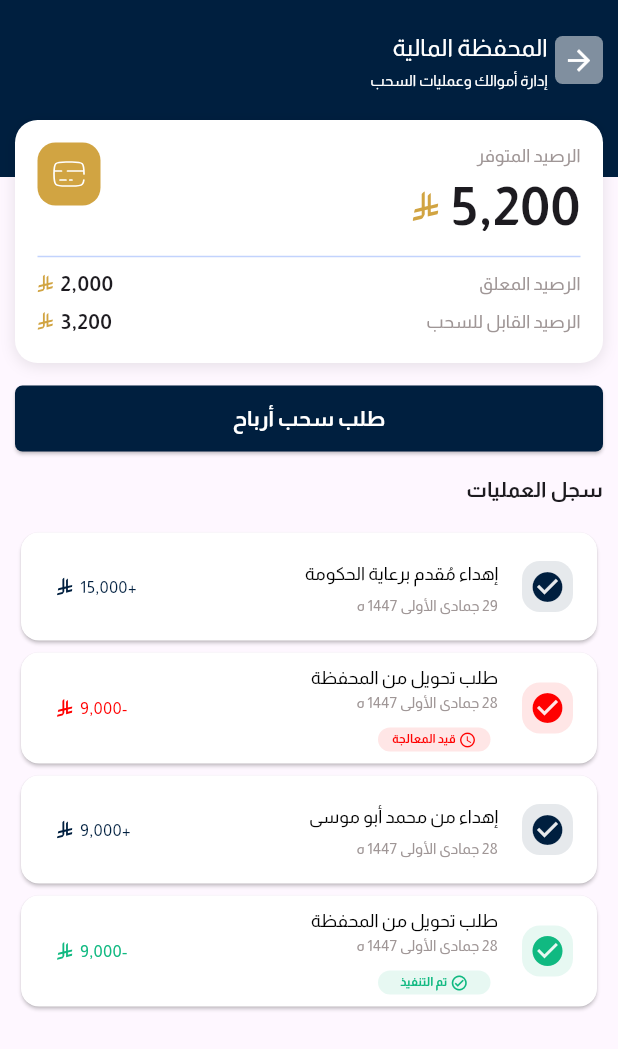
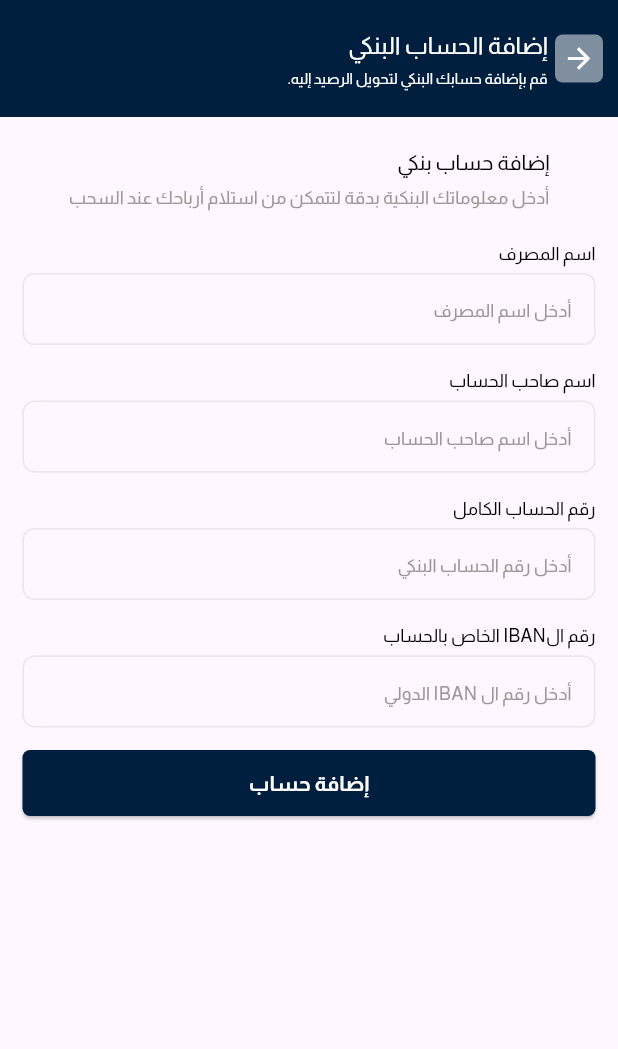
Before and after one commit to MOMEN343/tasks, a Flutter app: the screen it shows after launch, on a phone screen of 412 x 824 dp. Shown: the top 1049 px of the screen. Run offline on Flutter 3.47's test engine with Material 3 defaults, Android fonts, the phone set to English and light mode, and no system bars; our stand-ins replace dotted_border, flutter_svg, font_awesome_flutter, intl_phone_field, pinput.

Commit message:
feat: add bank account screen

```diff
--- a/lib/core/managers/manager_strings.dart
+++ b/lib/core/managers/manager_strings.dart
@@ -274,6 +274,7 @@ class ManagerStrings {
   static const String completedTransactionStatus = "تم التنفيذ";
   static const String inProgressTransactionStatus = "قيد المعالجة";
 
+  //newWithdrawalScreen
   static const String newWithdrawalScreenTitle = "طلب سحب";
   static const String newWithdrawalScreenSubTitle =
       "أدخل قيمة السحب وتابع العملية.";
@@ -292,10 +293,33 @@ class ManagerStrings {
   static const String changeBankAccount = "تغيير الحساب";
   static const String confirmWithdrawal = "تأكيد السحب";
 
-  static const String confirmWithdrawalDilogTitle = "تأكيد إرسال الطلب";
-  static const String confirmWithdrawalDilogsubTitle =
+  static const String confirmWithdrawalDialogTitle = "تأكيد إرسال الطلب";
+  static const String confirmWithdrawalDialogsubTitle =
       "هل أنت متأكد من إرسال طلب السحب؟ تأكد من صحة جميع البيانات قبل المتابعة.";
 
   static const String confirm = "تأكيد ";
   static const String willtransferIn = "سيتم التحويل خلال 1- 3 أيام عمل";
+
+  //Add Bank Account Screen
+  static const String addBankAccountScreenTitle = "إضافة الحساب البنكي";
+  static const String addBankAccountScreenSubTitle =
+      "قم بإضافة حسابك البنكي لتحويل الرصيد إليه.";
+
+  static const String addBankAccount = "إضافة حساب بنكي";
+  static const String enterYourBankAccountInfo =
+      "أدخل معلوماتك البنكية بدقة لتتمكن من استلام أرباحك عند السحب";
+
+  static const String bankName = "اسم المصرف";
+  static const String bankNameHint = "أدخل اسم المصرف";
+  static const String bankAccountOwnerName = "اسم صاحب الحساب";
+  static const String bankAccountOwnerNameHint = "أدخل اسم صاحب الحساب";
+  static const String bankAccountNumber = "رقم الحساب الكامل";
+  static const String bankAccountNumberHint = "أدخل رقم الحساب البنكي";
+  static const String bankAccountIBANNumber = "رقم الIBAN الخاص بالحساب";
+  static const String bankAccountIBANNumberHint = "أدخل رقم ال IBAN الدولي";
+  static const String addAccount = "إضافة حساب";
+
+  static const String addAccountDialogTitle = "تأكيد إضافة الحساب البنكي";
+  static const String addAccountDialogSubTitle =
+      "هل أنت متأكد من إضافة هذا الحساب البنكي؟ يرجى التأكد من صحة جميع البيانات قبل المتابعة.";
 }
--- a/lib/features/wallet/managers/wallet_manager_styles.dart
+++ b/lib/features/wallet/managers/wallet_manager_styles.dart
@@ -22,7 +22,7 @@ class WalletManagerStyles {
 
   static InputDecoration FormFieldDecoration({String? hintText}) {
     return InputDecoration(
-      hintText: ManagerStrings.notesFieldHintText,
+      hintText: hintText,
       hintStyle: WalletManagerStyles.greyLabel,
       contentPadding: const EdgeInsets.all(12),
       enabledBorder: OutlineInputBorder(
--- /dev/null
+++ b/lib/features/wallet/screens/add_bank_account.dart
@@ -0,0 +1,160 @@
+import 'package:flutter/material.dart';
+import 'package:tasks/core/managers/manager_strings.dart';
+import 'package:tasks/features/authentication/widgets/login_button.dart';
+import 'package:tasks/features/wallet/managers/wallet_font_size_manager.dart';
+import 'package:tasks/features/wallet/managers/wallet_manager_styles.dart';
+import 'package:tasks/features/wallet/widgets/add_account_form_field.dart';
+import 'package:tasks/features/wallet/widgets/confirm_dialog.dart';
+import 'package:tasks/features/wallet/widgets/top_part.dart';
+
+class AddBankAccount extends StatelessWidget {
+  final GlobalKey<FormState> formKey = GlobalKey();
+  AddBankAccount({super.key});
+
+  @override
+  Widget build(BuildContext context) {
+    return Scaffold(
+      body: SafeArea(
+        child: Directionality(
+          textDirection: TextDirection.rtl,
+          child: Column(
+            children: [
+              TopPart(
+                title: ManagerStrings.addBankAccountScreenTitle,
+                subTitle: ManagerStrings.addBankAccountScreenSubTitle,
+              ),
+
+              Expanded(
+                child: Padding(
+                  padding: EdgeInsets.symmetric(vertical: 20, horizontal: 15),
+                  child: Column(
+                    spacing: 20,
+                    children: [
+                      Column(
+                        spacing: 5,
+                        crossAxisAlignment: CrossAxisAlignment.start,
+                        children: [
+                          Text(
+                            ManagerStrings.addBankAccount,
+                            style: WalletManagerStyles.blackLabel.copyWith(
+                              fontSize: WalletFontSizeManager.larg,
+                            ),
+                          ),
+                          Text(
+                            ManagerStrings.enterYourBankAccountInfo,
+                            style: WalletManagerStyles.greyLabel,
+                          ),
+                        ],
+                      ),
+
+                      Form(
+                        key: formKey,
+                        child: Column(
+                          spacing: 15,
+                          children: [
+                            AddAccountFormField(
+                              validator: (value) {
+                                if (value == null || value.trim().isEmpty) {
+                                  return "يرجى إدخال اسم المصرف";
+                                }
+
+                                if (value.trim().length < 2) {
+                                  return "اسم المصرف غير صحيح";
+                                }
+
+                                return null;
+                              },
+                              label: ManagerStrings.bankName,
+                              hintText: ManagerStrings.bankNameHint,
+                            ),
+
+                            AddAccountFormField(
+                              validator: (value) {
+                                if (value == null || value.trim().isEmpty) {
+                                  return "يرجى إدخال اسم صاحب الحساب";
+                                }
+
+                                if (value.trim().length < 3) {
+                                  return "يرجى إدخال الاسم كاملًا";
+                                }
+
+                                return null;
+                              },
+                              label: ManagerStrings.bankAccountOwnerName,
+                              hintText: ManagerStrings.bankAccountOwnerNameHint,
+                            ),
+
+                            AddAccountFormField(
+                              validator: (value) {
+                                if (value == null || value.trim().isEmpty) {
+                                  return "يرجى إدخال رقم الحساب";
+                                }
+
+                                if (!RegExp(r'^\d+$').hasMatch(value.trim())) {
+                                  return "رقم الحساب يجب أن يحتوي على أرقام فقط";
+                                }
+
+                                if (value.trim().length < 6) {
+                                  return "يرجى إدخال رقم الحساب كاملًا";
+                                }
+
+                                return null;
+                              },
+                              label: ManagerStrings.bankAccountNumber,
+                              hintText: ManagerStrings.bankAccountNumberHint,
+                            ),
+
+                            AddAccountFormField(
+                              validator: (value) {
+                                if (value == null || value.trim().isEmpty) {
+                                  return "يرجى إدخال رقم الآيبان";
+                                }
+
+                                final iban = value
+                                    .replaceAll(' ', '')
+                                    .toUpperCase();
+
+                                if (!RegExp(r'^SA\d{22}$').hasMatch(iban)) {
+                                  return "رقم الآيبان غير صحيح";
+                                }
+
+                                return null;
+                              },
+                              label: ManagerStrings.bankAccountIBANNumber,
+                              hintText:
+                                  ManagerStrings.bankAccountIBANNumberHint,
+                            ),
+
+                            LoginButton(
+                              textButton: ManagerStrings.addAccount,
+                              onPressed: () {
+                                if (formKey.currentState!.validate()) {
+                                  showDialog(
+                                    context: context,
+                                    barrierColor: Colors.transparent,
+                                    builder: (context) {
+                                      return ConfirmDialog(
+                                        title: ManagerStrings
+                                            .addAccountDialogTitle,
+                                        subTitle: ManagerStrings
+                                            .addAccountDialogSubTitle,
+                                      );
+                                    },
+                                  );
+                                }
+                              },
+                            ),
+                          ],
+                        ),
+                      ),
+                    ],
+                  ),
+                ),
+              ),
+            ],
+          ),
+        ),
+      ),
+    );
+  }
+}
--- a/lib/features/wallet/screens/new_withdrawal_screen.dart
+++ b/lib/features/wallet/screens/new_withdrawal_screen.dart
@@ -231,7 +231,12 @@ class NewWithdrawalScreen extends StatelessWidget {
                             context: context,
                             barrierColor: Colors.transparent,
                             builder: (context) {
-                              return ConfirmDialog();
+                              return ConfirmDialog(
+                                title:
+                                    ManagerStrings.confirmWithdrawalDialogTitle,
+                                subTitle: ManagerStrings
+                                    .confirmWithdrawalDialogsubTitle,
+                              );
                             },
                           );
                         }
--- /dev/null
+++ b/lib/features/wallet/widgets/add_account_form_field.dart
@@ -0,0 +1,32 @@
+import 'package:flutter/material.dart';
+import 'package:tasks/features/wallet/managers/wallet_manager_styles.dart';
+
+class AddAccountFormField extends StatelessWidget {
+  final String label;
+  final String hintText;
+  final String? Function(String?)? validator;
+
+  const AddAccountFormField({
+    super.key,
+    required this.label,
+    required this.hintText,
+    this.validator,
+  });
+
+  @override
+  Widget build(BuildContext context) {
+    return Column(
+      spacing: 5,
+      crossAxisAlignment: CrossAxisAlignment.start,
+      children: [
+        Text(label, style: WalletManagerStyles.blackLabel),
+        TextFormField(
+          validator: validator,
+          decoration: WalletManagerStyles.FormFieldDecoration(
+            hintText: hintText,
+          ),
+        ),
+      ],
+    );
+  }
+}
--- a/lib/features/wallet/widgets/confirm_dialog.dart
+++ b/lib/features/wallet/widgets/confirm_dialog.dart
@@ -5,6 +5,10 @@ import 'package:tasks/core/managers/manager_colors.dart';
 import 'package:tasks/core/managers/manager_strings.dart';
 
 class ConfirmDialog extends StatelessWidget {
+  final String title;
+  final String subTitle;
+
+  const ConfirmDialog({super.key, required this.title, required this.subTitle});
   @override
   Widget build(BuildContext context) {
     return Stack(
@@ -29,7 +33,7 @@ class ConfirmDialog extends StatelessWidget {
                 mainAxisSize: MainAxisSize.min,
                 children: [
                   Text(
-                    ManagerStrings.confirmWithdrawalDilogTitle,
+                    title,
                     style: TextStyle(
                       color: ManagerColors.primary,
                       fontSize: 20,
@@ -40,7 +44,7 @@ class ConfirmDialog extends StatelessWidget {
                   SizedBox(height: 8),
 
                   Text(
-                    ManagerStrings.confirmWithdrawalDilogsubTitle,
+                    subTitle,
                     textAlign: TextAlign.center,
                     style: TextStyle(
                       color: ManagerColors.grey,
--- a/lib/main.dart
+++ b/lib/main.dart
@@ -5,6 +5,7 @@ import 'package:tasks/features/home/screens/home_screen.dart';
 import 'package:tasks/features/onboarding/screens/onboarding2.dart';
 import 'package:tasks/features/onboarding/screens/onboarding3.dart';
 import 'package:tasks/features/onboarding/screens/onboardingScreen.dart';
+import 'package:tasks/features/wallet/screens/add_bank_account.dart';
 import 'package:tasks/features/wallet/screens/wallet_screen.dart';
 import 'features/onboarding/screens/onboarding1.dart';
 import 'features/onboarding/screens/splash_screen.dart';
@@ -21,7 +22,7 @@ class MyApp extends StatelessWidget {
   Widget build(BuildContext context) {
     return MaterialApp(
       theme: ThemeData(fontFamily: ManagerFontFamily.almarai),
-      home: WalletScreen(),
+      home: AddBankAccount(),
     );
   }
 }
```
